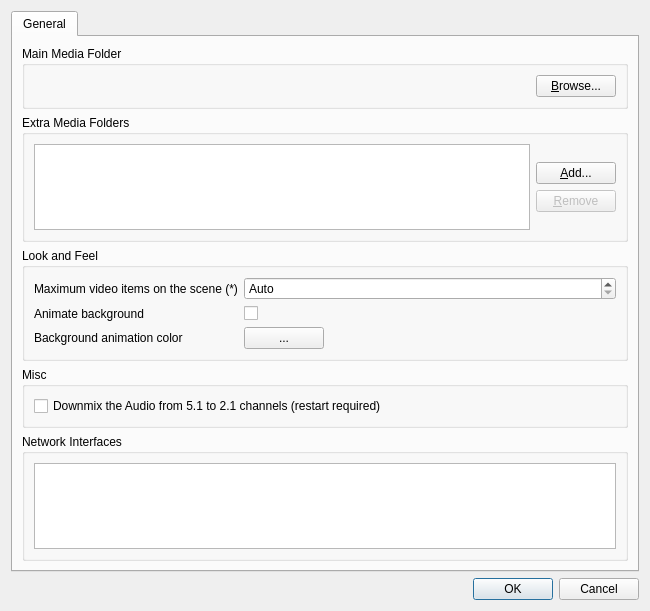
Above: client/src/ui/dialogs/preferences_dialog.ui from networkoptix/nx_open before the change. Below: the same form after it.
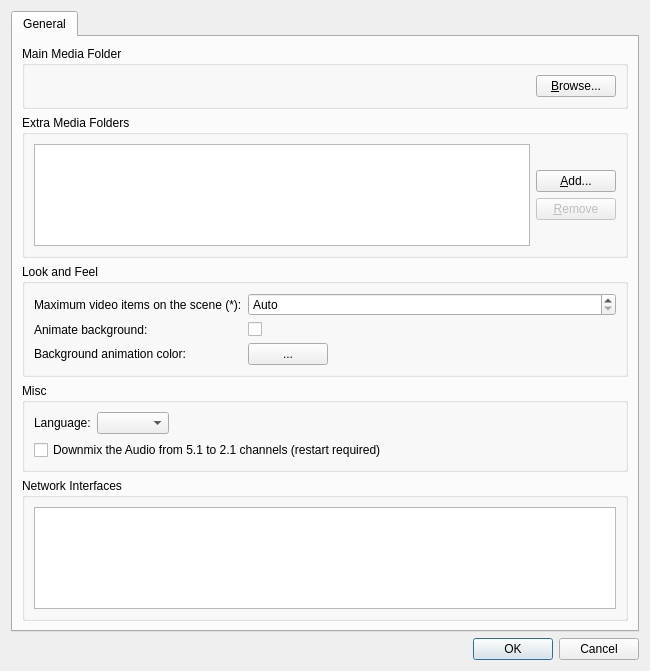
That is the form after the change. Custom widgets are drawn as their Qt base class.

Diff of the .ui file:
```diff
--- a/client/src/ui/dialogs/preferences_dialog.ui
+++ b/client/src/ui/dialogs/preferences_dialog.ui
@@ -7,7 +7,7 @@
     <x>0</x>
     <y>0</y>
     <width>650</width>
-    <height>611</height>
+    <height>671</height>
    </rect>
   </property>
   <property name="sizePolicy">
@@ -156,7 +156,7 @@
           <item row="0" column="0">
            <widget class="QLabel" name="maxVideoItemsLabel">
             <property name="text">
-             <string>Maximum video items on the scene (*)</string>
+             <string>Maximum video items on the scene (*):</string>
             </property>
             <property name="buddy">
              <cstring>maxVideoItemsSpinBox</cstring>
@@ -194,7 +194,7 @@
           <item row="1" column="0">
            <widget class="QLabel" name="animateBackgroundLabel">
             <property name="text">
-             <string>Animate background</string>
+             <string>Animate background:</string>
             </property>
            </widget>
           </item>
@@ -208,7 +208,7 @@
           <item row="2" column="0">
            <widget class="QLabel" name="backgroundColorLabel">
             <property name="text">
-             <string>Background animation color</string>
+             <string>Background animation color:</string>
             </property>
            </widget>
           </item>
@@ -252,7 +252,40 @@
          <property name="title">
           <string>Misc</string>
          </property>
-         <layout class="QVBoxLayout" name="verticalLayout_15">
+         <layout class="QVBoxLayout" name="verticalLayout_4">
+          <item>
+           <layout class="QHBoxLayout" name="horizontalLayout_3">
+            <item>
+             <widget class="QLabel" name="languageLabel">
+              <property name="sizePolicy">
+               <sizepolicy hsizetype="Preferred" vsizetype="Preferred">
+                <horstretch>0</horstretch>
+                <verstretch>0</verstretch>
+               </sizepolicy>
+              </property>
+              <property name="text">
+               <string>Language:</string>
+              </property>
+             </widget>
+            </item>
+            <item>
+             <widget class="QComboBox" name="languageComboBox"/>
+            </item>
+            <item>
+             <spacer name="horizontalSpacer_2">
+              <property name="orientation">
+               <enum>Qt::Horizontal</enum>
+              </property>
+              <property name="sizeHint" stdset="0">
+               <size>
+                <width>40</width>
+                <height>20</height>
+               </size>
+              </property>
+             </spacer>
+            </item>
+           </layout>
+          </item>
           <item>
            <widget class="QCheckBox" name="downmixAudioCheckBox">
             <property name="text">
```
